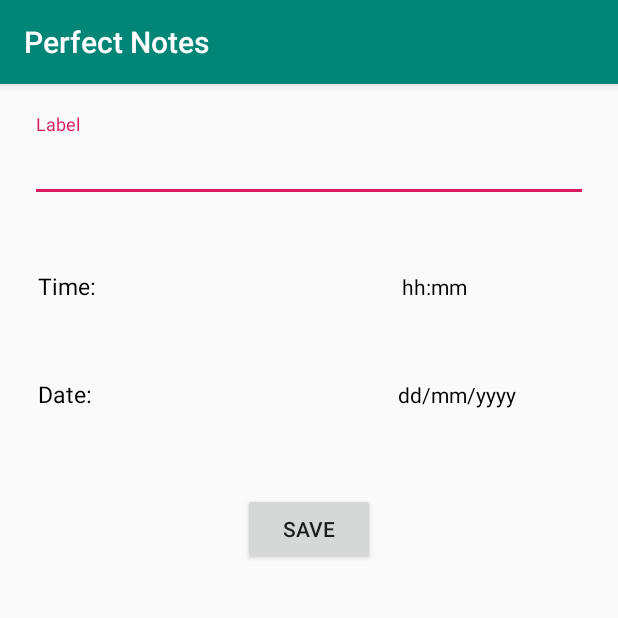
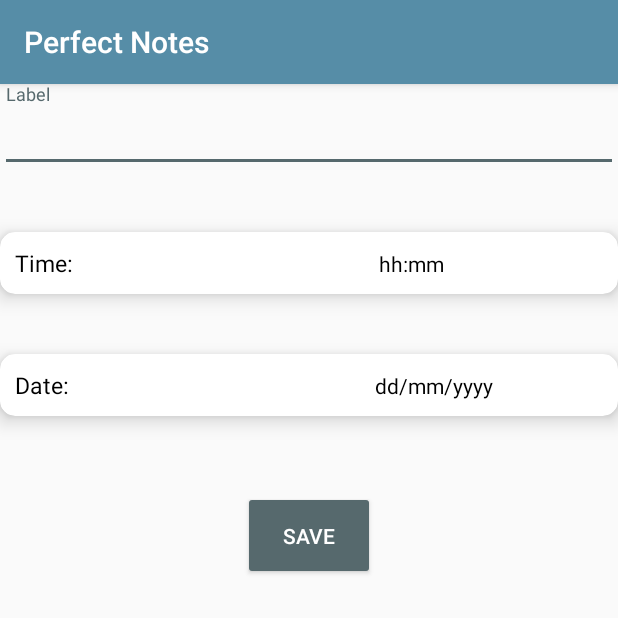
Before and after one commit to Perfect-Notes/perfect-notes-demo, an Android app: the EditReminderActivity screen opened directly, with no data from a screen before it, on a phone screen of 412 x 824 dp, the top half of it. Run offline under Robolectric (Android 15) with nearby library versions, the phone set to English and light mode, and no system bars.

Commit message:
Small changes made to UI

```diff
--- a/app/src/main/java/com/androidexample/perfectnotes/TodoRecyclerViewAdapter.java
+++ b/app/src/main/java/com/androidexample/perfectnotes/TodoRecyclerViewAdapter.java
@@ -104,7 +104,7 @@ public class TodoRecyclerViewAdapter extends RecyclerView.Adapter<TodoRecyclerVi
             Intent intent = new Intent(v.getContext(), ViewToDo.class);
             intent.putExtra("POSITION", position);
             intent.putExtra("SUBJECT", todos.get(position).getSubject());
-            intent.putExtra("BODY", todos.get(position).getDescription());
+            intent.putExtra("DESC", todos.get(position).getDescription());
 //            context.startActivity(intent);
             ((Activity) context).startActivityForResult(intent, 2);
         }
--- a/app/src/main/java/com/androidexample/perfectnotes/ViewToDo.java
+++ b/app/src/main/java/com/androidexample/perfectnotes/ViewToDo.java
@@ -37,7 +37,7 @@ public class ViewToDo extends AppCompatActivity {
 
         if (extras != null) {
             String sub = extras.getString("SUBJECT");
-            String desc = extras.getString("BODY");
+            String desc = extras.getString("DESC");
             pos = extras.getInt("POSITION");
 
 
--- a/app/src/main/res/layout/activity_edit_note.xml
+++ b/app/src/main/res/layout/activity_edit_note.xml
@@ -36,7 +36,8 @@
             android:maxLines="5" />
     </android.support.design.widget.TextInputLayout>
 
-    <Button
+    <android.support.v7.widget.AppCompatButton
+        android:theme = "@style/AppTheme.Button"
         android:layout_width="wrap_content"
         android:layout_height="wrap_content"
         android:id="@+id/saveButton"
--- a/app/src/main/res/layout/activity_edit_reminder.xml
+++ b/app/src/main/res/layout/activity_edit_reminder.xml
@@ -4,88 +4,102 @@
     xmlns:tools="http://schemas.android.com/tools"
     android:layout_width="match_parent"
     android:layout_height="match_parent"
-    tools:context=".EditReminderActivity"
     android:orientation="vertical"
-    android:padding="20dp"
-    >
+
+    tools:context=".EditReminderActivity">
 
     <android.support.design.widget.TextInputLayout
         android:layout_width="match_parent"
         android:layout_height="wrap_content">
 
         <android.support.design.widget.TextInputEditText
+            android:id="@+id/editReminderLabel"
             android:layout_width="match_parent"
             android:layout_height="wrap_content"
             android:hint="@string/label"
             android:inputType="textMultiLine"
             android:maxLines="2"
-            android:id="@+id/editReminderLabel"
-            android:textSize="20sp"
             android:textColor="#000"
-            />
+            android:textSize="20sp" />
 
     </android.support.design.widget.TextInputLayout>
 
+    <android.support.v7.widget.CardView
+        android:layout_width="match_parent"
+        android:layout_height="wrap_content"
+        android:layout_marginTop="40dp"
+        app:cardCornerRadius="10dp"
+        app:cardElevation="8dp"
+        >
+
         <LinearLayout
             android:id="@+id/editReminderTimeLayout"
-        android:layout_marginTop="40dp"
             android:layout_width="match_parent"
             android:layout_height="wrap_content"
+
             android:orientation="horizontal"
-        android:padding="5dp"
-        >
+            android:padding="10dp">
 
             <TextView
                 android:layout_width="wrap_content"
                 android:layout_height="wrap_content"
                 android:text="Time: "
-            android:textSize="15sp"
                 android:textColor="#000"
-            />
+                android:textSize="15sp" />
 
             <TextView
+                android:id="@+id/editReminderTimeText"
                 android:layout_width="wrap_content"
                 android:layout_height="wrap_content"
+                android:layout_marginStart="200dp"
                 android:text="@string/sample_time"
-            android:textColor="#000"
-            android:layout_marginStart="200dp"
-            android:id="@+id/editReminderTimeText"
-            />
+                android:textColor="#000" />
         </LinearLayout>
+    </android.support.v7.widget.CardView>
+
+    <android.support.v7.widget.CardView
+        android:layout_width="match_parent"
+        android:layout_height="wrap_content"
+        android:layout_marginTop="40dp"
+        app:cardCornerRadius="10dp"
+        app:cardElevation="8dp">
+
         <LinearLayout
             android:id="@+id/editReminderDateLayout"
-        android:layout_marginTop="40dp"
             android:layout_width="match_parent"
             android:layout_height="wrap_content"
             android:orientation="horizontal"
-        android:padding="5dp"
-        >
+            android:padding="10dp">
+
 
             <TextView
 
                 android:layout_width="wrap_content"
                 android:layout_height="wrap_content"
+                android:gravity="center"
                 android:text="Date: "
-            android:textSize="15sp"
                 android:textColor="#000"
-            />
+                android:textSize="15sp" />
+
 
             <TextView
                 android:id="@+id/editReminderDateText"
                 android:layout_width="wrap_content"
                 android:layout_height="wrap_content"
+                android:layout_marginStart="200dp"
                 android:text="dd/mm/yyyy"
-            android:textColor="#000"
-            android:layout_marginStart="200dp"
-            />
+                android:textColor="#000" />
+
         </LinearLayout>
+    </android.support.v7.widget.CardView>
 
-    <Button
+    <android.support.v7.widget.AppCompatButton
         android:id="@+id/editReminderSaveButton"
         android:layout_width="wrap_content"
         android:layout_height="wrap_content"
+        android:layout_gravity="center_horizontal"
+        android:layout_marginTop="50dp"
         android:text="@string/save"
-        android:layout_marginTop="50dp"
-        android:layout_gravity="center_horizontal"
+        android:theme="@style/AppTheme.Button"
         />
 </LinearLayout>
--- a/app/src/main/res/layout/activity_enter.xml
+++ b/app/src/main/res/layout/activity_enter.xml
@@ -30,7 +30,8 @@
         app:layout_constraintEnd_toEndOf="parent"
         app:layout_constraintStart_toStartOf="parent" />
 
-    <Button
+    <android.support.v7.widget.AppCompatButton
+        android:theme="@style/AppTheme.Button"
         android:id="@+id/btnDone"
         android:layout_width="wrap_content"
         android:layout_height="wrap_content"
--- a/app/src/main/res/layout/to_do_custom_dialog.xml
+++ b/app/src/main/res/layout/to_do_custom_dialog.xml
@@ -65,18 +65,22 @@
         android:layout_gravity="center_horizontal"
         >
         <Button
+            style="@style/Widget.AppCompat.Button.Colored"
             android:layout_width="wrap_content"
             android:layout_height="wrap_content"
             android:id="@+id/addButtonCustomDialog"
             android:text="@string/add"
             android:enabled="false"
+            android:theme="@style/AppTheme.Button"
+
             />
-        <Button
+        <android.support.v7.widget.AppCompatButton
             android:layout_width="wrap_content"
             android:layout_height="wrap_content"
             android:id="@+id/cancelButtonCustomDialog"
             android:text="Cancel"
             android:layout_marginStart="10dp"
+            android:theme="@style/AppTheme.Button"
             />
 
     </LinearLayout>
--- a/app/src/main/res/values/colors.xml
+++ b/app/src/main/res/values/colors.xml
@@ -1,8 +1,8 @@
 <?xml version="1.0" encoding="utf-8"?>
 <resources>
-    <color name="colorPrimary">#008577</color>
-    <color name="colorPrimaryDark">#00574B</color>
-    <color name="colorAccent">#D81B60</color>
+    <color name="colorPrimary">#568DA7</color>
+    <color name="colorPrimaryDark">#3A6074</color>
+    <color name="colorAccent">#56696D</color>
     <color name="cardViewColor">#DBDDDE</color>
     <color name="black">#000</color>
 </resources>
--- a/app/src/main/res/values/styles.xml
+++ b/app/src/main/res/values/styles.xml
@@ -17,4 +17,13 @@
 
     <style name="AppTheme.PopupOverlay" parent="ThemeOverlay.AppCompat.Light" />
 
+    <style name="AppTheme.Button" parent="Widget.AppCompat.Button">
+
+        <item name="android:radius">10dp</item>
+        <item name="android:colorButtonNormal">@color/colorAccent</item>
+        <item name="android:padding">20dp</item>
+        <item name="android:textColor">#fff</item>
+
+    </style>
+
 </resources>
```
Also changed, not shown: app/src/main/java/com/androidexample/perfectnotes/ToDoDatabaseHelper.java (deleted, +0 -30 lines), app/src/main/java/com/androidexample/perfectnotes/ToDoFragment.java (+17 -20 lines), app/src/main/res/layout/activity_edit_to_do.xml (+38 -19 lines), app/src/main/res/layout/fragment_to_do.xml (+9 -0 lines), app/src/main/res/layout/reminder_custom_dialog.xml (+6 -3 lines), app/src/main/java/com/androidexample/perfectnotes/MainActivity.java (indentation only). Lines whose indentation alone changed are shown as unchanged.
